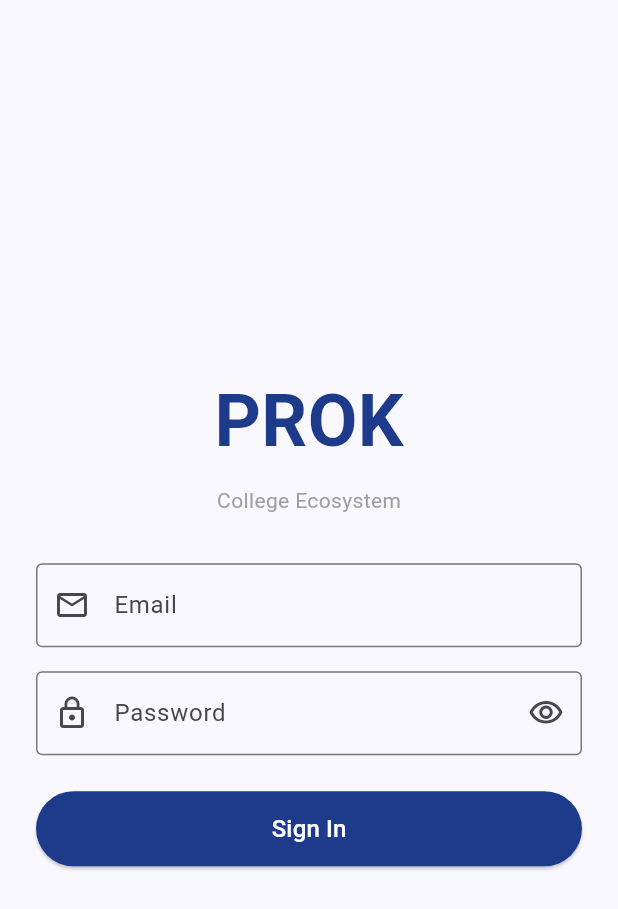
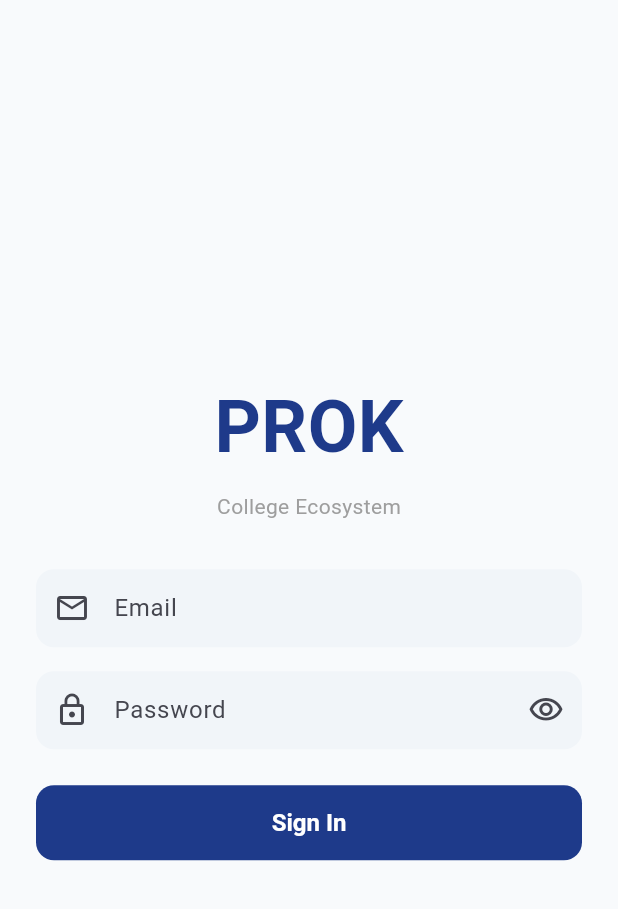
Before and after one commit to Sumitgujar/PROK, a Flutter app: the screen it shows after launch, on a phone screen of 412 x 824 dp. Shown: the top 909 px of the screen. Run offline on Flutter 3.47's test engine with Material 3 defaults, Android fonts, the phone set to English and light mode, and no system bars; our stand-ins replace file_picker, go_router, shared_preferences; accounts and stored records are empty.

Commit message:
updated .dart

```diff
--- a/mobile/lib/main.dart
+++ b/mobile/lib/main.dart
@@ -1,21 +1,20 @@
-
-import "package:flutter/material.dart";
-import "package:provider/provider.dart";
-import "package:prok_mobile/core/app_router.dart";
-import "package:prok_mobile/core/constants.dart";
-import "package:prok_mobile/providers/auth_provider.dart";
-import "package:prok_mobile/providers/attendance_provider.dart";
-import "package:prok_mobile/providers/document_provider.dart";
-import "package:prok_mobile/providers/scholarship_provider.dart";
-import "package:prok_mobile/providers/course_provider.dart";
-import "package:prok_mobile/providers/notification_provider.dart";
-import "package:prok_mobile/providers/ai_chat_provider.dart";
-
+import 'package:flutter/material.dart';
+import 'package:provider/provider.dart';
+import 'package:prok_mobile/core/app_router.dart';
+import 'package:prok_mobile/core/constants.dart';
+import 'package:prok_mobile/theme/app_theme.dart';
+import 'package:prok_mobile/providers/auth_provider.dart';
+import 'package:prok_mobile/providers/attendance_provider.dart';
+import 'package:prok_mobile/providers/document_provider.dart';
+import 'package:prok_mobile/providers/scholarship_provider.dart';
+import 'package:prok_mobile/providers/course_provider.dart';
+import 'package:prok_mobile/providers/notification_provider.dart';
+import 'package:prok_mobile/providers/ai_chat_provider.dart';
 void main() => runApp(const ProkApp());
-
 class ProkApp extends StatelessWidget {
   const ProkApp({super.key});
-  @override Widget build(BuildContext context) => MultiProvider(
+  @override
+  Widget build(BuildContext context) => MultiProvider(
     providers: [
       ChangeNotifierProvider(create: (_) => AuthProvider()),
       ChangeNotifierProvider(create: (_) => AttendanceProvider()),
@@ -26,17 +25,10 @@ class ProkApp extends StatelessWidget {
       ChangeNotifierProvider(create: (_) => AiChatProvider()),
     ],
     child: MaterialApp(
-      title: "PROK",
-      debugShowCheckedModeBanner: false,
-      theme: ThemeData(
-        colorScheme: ColorScheme.fromSeed(seedColor: const Color(0xFF1E3A8A)),
-        useMaterial3: true,
-        appBarTheme: const AppBarTheme(
-          backgroundColor: Color(0xFF1E3A8A),
-          foregroundColor: Colors.white,
-          elevation: 0),
-      ),
+      title: 'PROK', debugShowCheckedModeBanner: false,
+      theme: ProkTheme.light,
       initialRoute: AppRoutes.splash,
       onGenerateRoute: AppRouter.generateRoute,
-    ));
+    ),
+  );
 }
```
